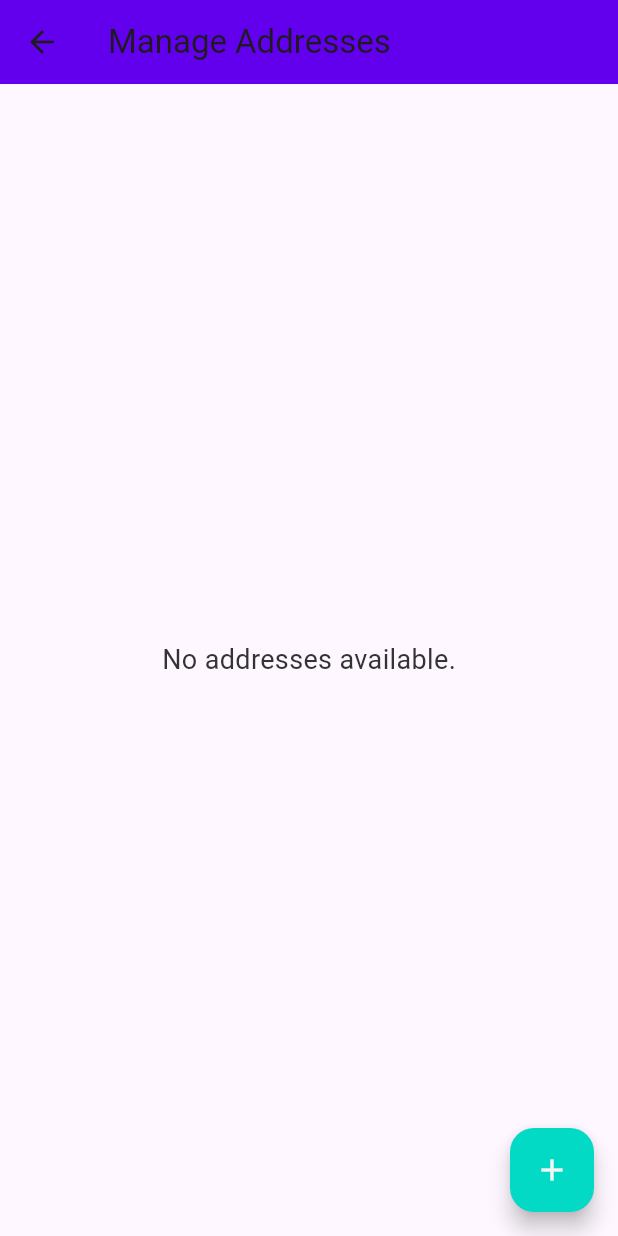
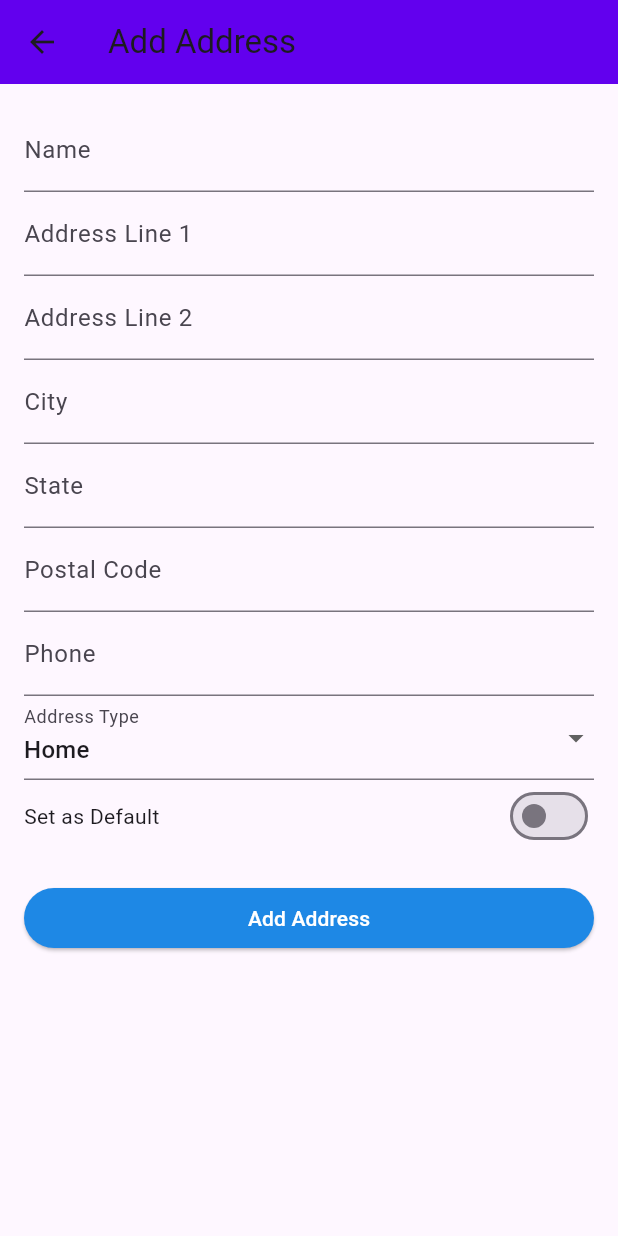
Before and after one commit to ProjectRepoFlutter/Ajio_Mart1, a Flutter app: the AddressScreen screen opened directly, after a tap on the "add" icon, on a phone screen of 412 x 824 dp. Run offline on Flutter 3.47's test engine with Material 3 defaults, Android fonts, the phone set to English and light mode, and no system bars; our stand-ins replace carousel_slider, firebase_core, flutter_screenutil, persistent_bottom_nav_bar, shared_preferences; accounts and stored records are empty; network calls fail.

Commit message:
preparing release 1.0 - added order screen and fixed address screen

```diff
--- a/lib/api_config.dart
+++ b/lib/api_config.dart
@@ -21,6 +21,10 @@ class APIConfig {
 
   //Address-related APIs
   static const String getAllAddresses = "$baseUrl/address/"; // add suffix contact value
+  static const String getAddress = "$baseUrl/address/getAddress/"; // add suffix contact value
+
+  //Order-related APIs
+  static const String getAllOrders = "$baseUrl/orders/allOrder/"; // add suffix contact value
 
   // Add more APIs as needed
   static const String logoUrl = "https://firebasestorage.googleapis.com/v0/b/ajiomart-71d01.appspot.com/o/Logo%2Flogo.png?alt=media&token=63e84872-0e42-433c-8737-c950201db7cb";
--- a/lib/main.dart
+++ b/lib/main.dart
@@ -32,11 +32,6 @@ class SharedPrefsHelper {
     return prefs.getBool('isLoggedIn') ?? false;
   }
 
-  // Clear user data when logging out
-  static Future<void> clearUserData() async {
-    SharedPreferences prefs = await SharedPreferences.getInstance();
-    await prefs.clear();
-  }
 }
 
 
--- /dev/null
+++ b/lib/models/address_model.dart
@@ -0,0 +1,23 @@
+class Address {
+  String id;
+  String name;
+  String address;
+  String city;
+  String state;
+  String zipCode;
+  String phone;
+  String type; // Work or Home
+  bool isDefault;
+
+  Address({
+    required this.id,
+    required this.name,
+    required this.address,
+    required this.city,
+    required this.state,
+    required this.zipCode,
+    required this.phone,
+    required this.type,
+    required this.isDefault,
+  });
+}
--- /dev/null
+++ b/lib/models/order_model.dart
@@ -0,0 +1,59 @@
+class OrderItem {
+  final String productId;
+  final int quantity;
+  final double price;
+
+  OrderItem({
+    required this.productId,
+    required this.quantity,
+    required this.price,
+  });
+
+  factory OrderItem.fromJson(Map<String, dynamic> json) {
+    return OrderItem(
+      productId: json['productId'],
+      quantity: json['quantity'],
+      price: json['price'].toDouble(),
+    );
+  }
+}
+
+class Order {
+  final String id;
+  final List<OrderItem> items;
+  final double totalPrice;
+  final String orderStatus;
+  final String paymentStatus;
+  final String deliveryAddress;
+  final String paymentMethod;
+  final DateTime createdAt;
+  final DateTime deliveredAt;
+
+  Order({
+    required this.id,
+    required this.items,
+    required this.totalPrice,
+    required this.orderStatus,
+    required this.paymentStatus,
+    required this.deliveryAddress,
+    required this.paymentMethod,
+    required this.createdAt,
+    required this.deliveredAt,
+  });
+
+  factory Order.fromJson(Map<String, dynamic> json) {
+    return Order(
+      id: json['_id'],
+      items: (json['items'] as List)
+          .map((item) => OrderItem.fromJson(item))
+          .toList(),
+      totalPrice: json['totalPrice'].toDouble(),
+      orderStatus: json['orderStatus'],
+      paymentStatus: json['paymentStatus'],
+      deliveryAddress: json['deliveryAddress'],
+      paymentMethod: json['paymentMethod'],
+      createdAt: DateTime.parse(json['createdAt']),
+      deliveredAt: DateTime.parse(json['deliveredAt']),
+    );
+  }
+}
--- /dev/null
+++ b/lib/screens/address_edit_screen.dart
@@ -0,0 +1,236 @@
+import 'package:ajio_mart/screens/address_screen.dart';
+import 'package:ajio_mart/screens/profile_screen.dart';
+import 'package:flutter/material.dart';
+import 'package:http/http.dart' as http;
+import 'dart:convert';
+import 'package:ajio_mart/utils/user_global.dart' as globals;
+import 'package:ajio_mart/api_config.dart';
+import 'package:ajio_mart/theme/app_colors.dart';
+import 'package:persistent_bottom_nav_bar/persistent_bottom_nav_bar.dart';
+
+class AddressFormScreen extends StatefulWidget {
+  final String? addressId; // Nullable addressId for edit
+  const AddressFormScreen({Key? key, this.addressId}) : super(key: key);
+
+  @override
+  _AddressFormScreenState createState() => _AddressFormScreenState();
+}
+
+class _AddressFormScreenState extends State<AddressFormScreen> {
+  final _formKey = GlobalKey<FormState>();
+  bool isLoading = false;
+
+  // Address fields
+   // TextEditingControllers for each field
+  final TextEditingController nameController = TextEditingController();
+  final TextEditingController addressLine1Controller = TextEditingController();
+  final TextEditingController addressLine2Controller = TextEditingController();
+  final TextEditingController cityController = TextEditingController();
+  final TextEditingController stateController = TextEditingController();
+  final TextEditingController postalCodeController = TextEditingController();
+  final TextEditingController phoneController = TextEditingController();
+  String label = 'Home'; // Default address type (Home/Work)
+  bool isDefault = false;
+
+  // Initialize the address if editing
+  @override
+  void initState() {
+    super.initState();
+    if (widget.addressId != null) {
+      fetchAddressData(); // Fetch address if editing
+    }
+  }
+
+  Future<void> fetchAddressData() async {
+    if (widget.addressId != null) {
+      try {
+        print(APIConfig.getAddress + widget.addressId!);
+        final response = await http
+            .get(Uri.parse(APIConfig.getAddress + widget.addressId!));
+        print('response recieved');
+        if (response.statusCode == 200) {
+          final data = jsonDecode(response.body);
+          final userAddress = data['userAddress'];
+          setState(() {
+            nameController.text = userAddress['name'] ?? '';
+            addressLine1Controller.text = userAddress['addressLine1'] ?? '';
+            addressLine2Controller.text = userAddress['addressLine2'] ?? '';
+            cityController.text = userAddress['city'] ?? '';
+            stateController.text = userAddress['state'] ?? '';
+            postalCodeController.text = userAddress['postalCode'] ?? '';
+            phoneController.text = userAddress['phoneNumber'] ?? '';
+            label = userAddress['label'] ?? 'Home';
+            isDefault = userAddress['isDefault'] ?? false;
+          });
+        }
+      } catch (e) {
+        print('Error fetching address: $e');
+      }
+    }
+  }
+
+  Future<void> saveAddress() async {
+    if (_formKey.currentState!.validate()) {
+      setState(() {
+        isLoading = true;
+      });
+
+      final Map<String, dynamic> requestData = {
+        "user": globals.userContactValue,
+        "name": nameController.text,
+        "addressLine1": addressLine1Controller.text,
+        "addressLine2": addressLine2Controller.text,
+        "city": cityController.text,
+        "state": stateController.text,
+        "postalCode": postalCodeController.text,
+        "phoneNumber": phoneController.text,
+        "label": label,
+        "isDefault": isDefault,
+      };
+
+      try {
+        // If addressId is null, add a new address
+        if (widget.addressId == null) {
+          final response = await http.post(
+            Uri.parse(APIConfig.getAllAddresses),
+            body: jsonEncode(requestData),
+            headers: {'Content-Type': 'application/json'},
+          );
+
+          if (response.statusCode == 201) {
+            Navigator.pop(context,true);
+          } else {
+            throw Exception('Failed to add address');
+          }
+        } else {
+          // If addressId exists, update the existing address
+          final response = await http.put(
+            Uri.parse(APIConfig.getAllAddresses + widget.addressId!),
+            body: jsonEncode(requestData),
+            headers: {'Content-Type': 'application/json'},
+          );
+          if (response.statusCode == 200) {
+            Navigator.pop(context,true); // Go back after updating
+          } else {
+            throw Exception('Failed to update address');
+          }
+        }
+      } catch (e) {
+        print('Error saving address: $e');
+      } finally {
+        setState(() {
+          isLoading = false;
+        });
+      }
+    }
+  }
+
+ @override
+  Widget build(BuildContext context) {
+    return Scaffold(
+      appBar: AppBar(
+        title: Text(widget.addressId == null ? 'Add Address' : 'Edit Address'),
+        backgroundColor: AppColors.primaryColor,
+      ),
+      body: isLoading
+          ? Center(child: CircularProgressIndicator())
+          : Padding(
+              padding: const EdgeInsets.all(16.0),
+              child: Form(
+                key: _formKey,
+                child: ListView(
+                  children: [
+                    TextFormField(
+                      controller: nameController, // Use controller
+                      decoration: InputDecoration(labelText: 'Name'),
+                      validator: (value) {
+                        if (value == null || value.isEmpty) {
+                          return 'Please enter a name';
+                        }
+                        return null;
+                      },
+                    ),
+                    TextFormField(
+                      controller: addressLine1Controller, // Use controller
+                      decoration: InputDecoration(labelText: 'Address Line 1'),
+                      validator: (value) {
+                        if (value == null || value.isEmpty) {
+                          return 'Please enter an address line 1';
+                        }
+                        return null;
+                      },
+                    ),
+                    TextFormField(
+                      controller: addressLine2Controller, // Use controller
+                      decoration: InputDecoration(labelText: 'Address Line 2'),
+                      validator: (value) {
+                        if (value == null || value.isEmpty) {
+                          return 'Please enter an address line 2';
+                        }
+                        return null;
+                      },
+                    ),
+                    TextFormField(
+                      controller: cityController, // Use controller
+                      decoration: InputDecoration(labelText: 'City'),
+                    ),
+                    TextFormField(
+                      controller: stateController, // Use controller
+                      decoration: InputDecoration(labelText: 'State'),
+                    ),
+                    TextFormField(
+                      controller: postalCodeController, // Use controller
+                      decoration: InputDecoration(labelText: 'Postal Code'),
+                    ),
+                    TextFormField(
+                      controller: phoneController, // Use controller
+                      decoration: InputDecoration(labelText: 'Phone'),
+                    ),
+                    DropdownButtonFormField<String>(
+                      value: label,
+                      items: ['Home', 'Work'].map((String value) {
+                        return DropdownMenuItem<String>(
+                          value: value,
+                          child: Text(value),
+                        );
+                      }).toList(),
+                      onChanged: (newValue) {
+                        setState(() {
+                          label = newValue!;
+                        });
+                      },
+                      decoration: InputDecoration(labelText: 'Address Type'),
+                    ),
+                    Row(
+                      mainAxisAlignment: MainAxisAlignment.spaceBetween,
+                      children: [
+                        Text('Set as Default'),
+                        Switch(
+                          value: isDefault,
+                          onChanged: (value) {
+                            setState(() {
+                              isDefault = value;
+                            });
+                          },
+                          activeColor: AppColors.primaryColor,
+                        ),
+                      ],
+                    ),
+                    SizedBox(height: 20),
+                    ElevatedButton(
+                      onPressed: saveAddress,
+                      style: ElevatedButton.styleFrom(
+                        backgroundColor: AppColors.buttonColor,
+                        foregroundColor: Colors.white,
+                      ),
+                      child: Text(widget.addressId == null
+                          ? 'Add Address'
+                          : 'Save Address'),
+                    ),
+                  ],
+                ),
+              ),
+            ),
+    );
+  }
+}
--- a/lib/screens/address_screen.dart
+++ b/lib/screens/address_screen.dart
@@ -1,4 +1,6 @@
 import 'package:ajio_mart/api_config.dart';
+import 'package:ajio_mart/screens/address_edit_screen.dart';
+import 'package:ajio_mart/screens/profile_screen.dart'; // Import the ProfileScreen
 import 'package:flutter/material.dart';
 import 'package:ajio_mart/theme/app_colors.dart'; // Import your app colors file
 import 'package:http/http.dart' as http;
@@ -19,22 +21,31 @@ class _AddressScreenState extends State<AddressScreen> {
   @override
   void initState() {
     super.initState();
-    fetchAddresses();  // Fetch addresses when screen initializes
+    fetchAddresses(); // Fetch addresses when screen initializes
   }
 
   Future<void> fetchAddresses() async {
-    final url = APIConfig.getAllAddresses + globals.userContactValue.toString(); // Replace with your API URL
+    final url = APIConfig.getAllAddresses +
+        globals.userContactValue.toString(); // Replace with your API URL
     try {
       final response = await http.get(Uri.parse(url));
       if (response.statusCode == 200) {
         final List<dynamic> addressList = jsonDecode(response.body);
         setState(() {
-          addresses = addressList.map((json) => {
-                'id': json['_id'].toString(),
+          addresses = addressList
+              .map((json) => {
+                    'id': json['_id'],
                     'user': json['user'],
+                    'label': json['label'],
+                    'addressLine1': json['addressLine1'],
+                    'addressLine2': json['addressLine2'],
                     'city': json['city'],
-                'label': json['label'], // Add type for "Work" or "Home"
-              }).toList();
+                    'state': json['state'],
+                    'postalCode': json['postalCode'],
+                    'phoneNumber': json['phoneNumber'],
+                    'isDefault': json['isDefault'],
+                  })
+              .toList();
           isLoading = false;
         });
       } else {
@@ -48,13 +59,9 @@ class _AddressScreenState extends State<AddressScreen> {
     }
   }
 
-  void editAddress(int index) {
-    // Implement API call and logic for editing address
-    print('Edit address at index: $index');
-  }
-
   Future<void> deleteAddress(int index) async {
-    final url = 'https://api.example.com/addresses/${addresses[index]['id']}'; // Replace with your API URL
+    final url = APIConfig.getAllAddresses +
+        addresses[index]["id"]; // Replace with your API URL
     try {
       final response = await http.delete(Uri.parse(url));
       if (response.statusCode == 200) {
@@ -72,7 +79,16 @@ class _AddressScreenState extends State<AddressScreen> {
 
   @override
 Widget build(BuildContext context) {
-    return Scaffold(
+  return WillPopScope(
+    onWillPop: () async {
+      Navigator.pushAndRemoveUntil(
+        context,
+        MaterialPageRoute(builder: (context) => ProfileScreen()), // Navigate to Profile screen
+        (Route<dynamic> route) => false, // Remove all previous routes
+      );
+      return false; // Prevent default back button action
+    },
+      child: Scaffold(
         appBar: AppBar(
           title: const Text('Manage Addresses'),
           backgroundColor: AppColors.primaryColor,
@@ -121,7 +137,7 @@ class _AddressScreenState extends State<AddressScreen> {
 
                               // Address
                               Text(
-                              address['city']!,
+                                '${address['addressLine1']}, ${address['addressLine2']}, ${address['state']}, ${address['postalCode']}, ${address['phoneNumber']}',
                                 style: TextStyle(
                                   color: AppColors.textColor,
                                 ),
@@ -131,13 +147,20 @@ class _AddressScreenState extends State<AddressScreen> {
                                 mainAxisAlignment: MainAxisAlignment.end,
                                 children: [
                                   TextButton.icon(
-                                  icon: Icon(Icons.edit, color: AppColors.accentColor),
+                                      icon: Icon(Icons.edit,
+                                          color: AppColors.accentColor),
                                       label: Text(
                                         'Edit',
-                                    style: TextStyle(color: AppColors.accentColor),
+                                        style: TextStyle(
+                                            color: AppColors.accentColor),
                                       ),
-                                  onPressed: () => editAddress(index),
-                                ),
+                                      onPressed: () {
+                                        Navigator.of(context).push(
+                                          MaterialPageRoute(
+                                              builder: (context) =>
+                                                  AddressFormScreen(addressId: address['id'])),
+                                        );
+                                      }),
                                   TextButton.icon(
                                     icon: Icon(Icons.delete, color: Colors.red),
                                     label: const Text(
@@ -158,8 +181,12 @@ class _AddressScreenState extends State<AddressScreen> {
           backgroundColor: AppColors.accentColor,
           onPressed: () {
             // Implement add new address functionality here
+            Navigator.of(context).push(
+              MaterialPageRoute(builder: (context) => AddressFormScreen()),
+            );
           },
           child: Icon(Icons.add, color: AppColors.backgroundColor),
+        ),
       ),
     );
   }
--- a/lib/screens/home_screen.dart
+++ b/lib/screens/home_screen.dart
@@ -59,7 +59,7 @@ class _HomeScreenState extends State<HomeScreen> {
       appBar: AppBar(
         backgroundColor: AppColors.primaryColor, // Set AppBar color from AppColors
         title: Text(
-            'Welcome, ${globals.userFirstName}',
+            'Welcome to the Ajio Mart',
             style: TextStyle(color: AppColors.textColor)), // Set text color
         bottom: PreferredSize(
           preferredSize: Size.fromHeight(50.0),
--- a/lib/utils/user_global.dart
+++ b/lib/utils/user_global.dart
@@ -2,10 +2,9 @@ library my_project.globals;
 
 String? userContactType = '';
 String? userContactValue = '';
-String userFirstName = 'User';
+String userFirstName = '';
 String userLastName = '';
 String userFullName = userFirstName + ' ' + userLastName;
-String userProfilePictureUrl = '';
 
 // Example of a function to clear user data (like on logout)
 void clearUserData() {
@@ -13,11 +12,10 @@ void clearUserData() {
   userContactValue = '';
   userFirstName = '';
   userLastName = '';
-  userProfilePictureUrl = '';
 }
 
 // Example of a function to set user data
-void setUserData (String? contactType, String? contactValue, String firstName, String lastName) {
+void setUserData(String? contactType, String? contactValue, String firstName, String lastName) {
   userContactType = contactType;
   userContactValue = contactValue;
   userFirstName = firstName;
--- a/lib/widgets/nav_bar_widget.dart
+++ b/lib/widgets/nav_bar_widget.dart
@@ -21,9 +21,9 @@ class _NavBarWidgetState extends State<NavBarWidget> {
   final _controller = PersistentTabController(initialIndex: 0);
 
   @override
-  void initState() {
+  void initState(){
+    setContact();
     super.initState();
-    setContact();
   }
 
   List<Widget> screens() {
--- a/pubspec.yaml
+++ b/pubspec.yaml
@@ -34,6 +34,7 @@ dependencies:
   firebase_auth: ^4.16.0
   shared_preferences: ^2.0.15
   carousel_slider: ^5.0.0
+  intl: ^0.17.0
 
 
   # The following adds the Cupertino Icons font to your application.
```
Also changed, not shown: lib/screens/order_screen.dart (added, +121 -0 lines), lib/screens/profile_screen.dart (+6 -2 lines), pubspec.lock. Lines whose indentation alone changed are shown as unchanged.
